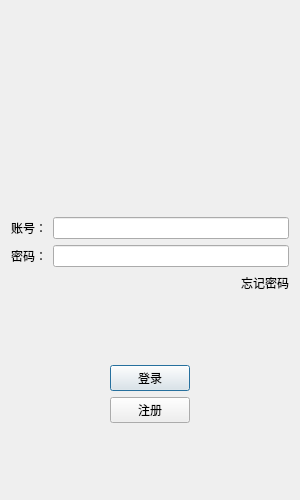
Qt form chat/logindialog.ui (wihuwi/chat) before a commit.
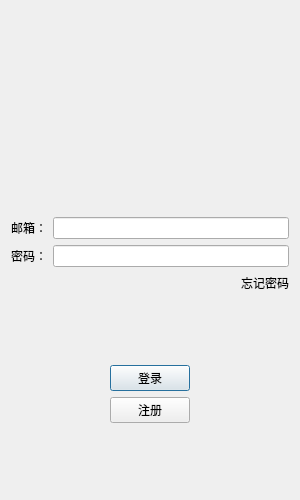
The same form after that commit. Icons and pictures are not drawn. Custom widgets are drawn as their Qt base class.

The edit to the form file:
```diff
--- a/chat/logindialog.ui
+++ b/chat/logindialog.ui
@@ -74,7 +74,7 @@
        <item>
         <widget class="QLabel" name="user_lab">
          <property name="text">
-          <string>账号：</string>
+          <string>邮箱：</string>
          </property>
         </widget>
        </item>
```
Left out of the diff: 12 changed lines with no effect on the pictures.
